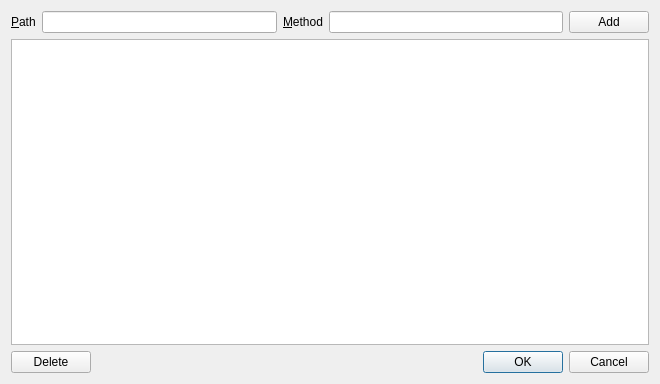
The window that src/dlgsubscriptions.ui (syyyr/shvspy) describes before a commit, drawn with Qt 5.
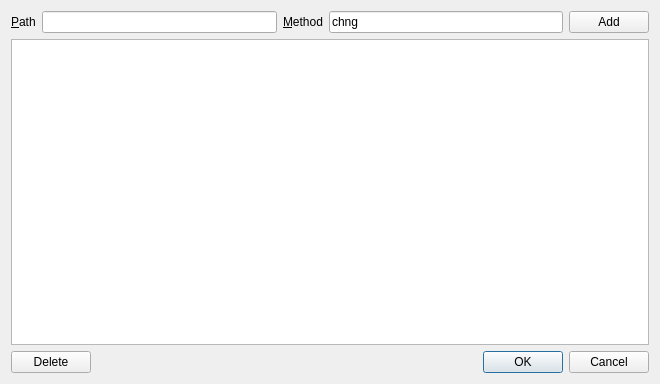
The same window after the commit.

```diff
--- a/src/dlgsubscriptions.ui
+++ b/src/dlgsubscriptions.ui
@@ -40,7 +40,11 @@
       </widget>
      </item>
      <item>
-      <widget class="QLineEdit" name="subscriptionMethodLineEdit"/>
+      <widget class="QLineEdit" name="subscriptionMethodLineEdit">
+       <property name="text">
+        <string>chng</string>
+       </property>
+      </widget>
      </item>
      <item>
       <widget class="QPushButton" name="addSubsriptionButton">
```
